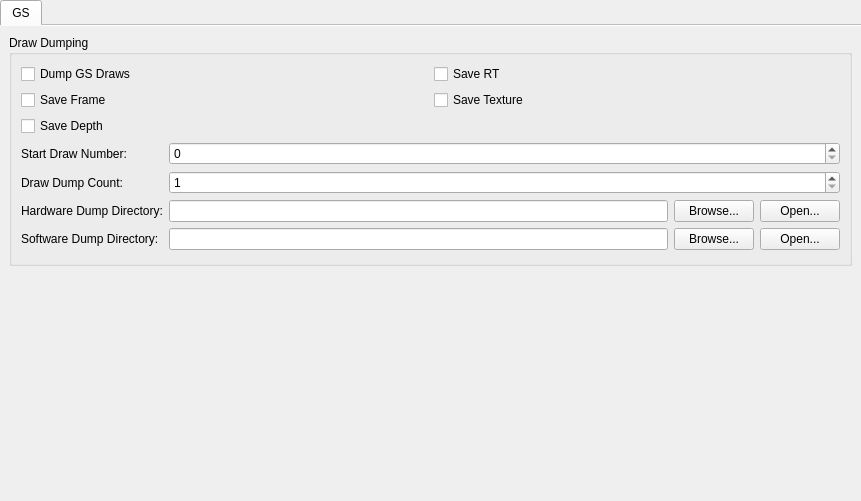
Qt form pcsx2-qt/Settings/DebugSettingsWidget.ui (PCSX2/pcsx2) before a commit.
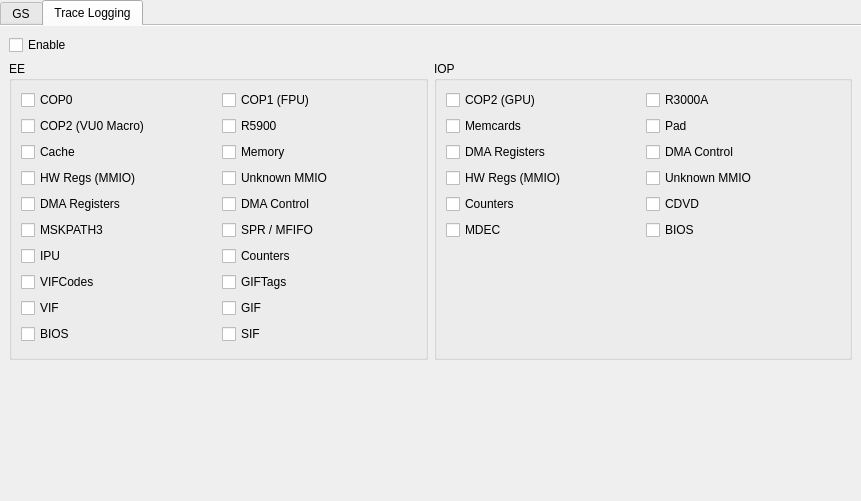
The same form after that commit. The open tabs and pages were chosen to show the change.

Commit message: Misc: wire up and refactor trace logging

Diff of the .ui file:
```diff
--- a/pcsx2-qt/Settings/DebugSettingsWidget.ui
+++ b/pcsx2-qt/Settings/DebugSettingsWidget.ui
@@ -173,6 +173,300 @@
        </item>
       </layout>
      </widget>
+     <widget class="QWidget" name="traceLogTabWidget">
+      <attribute name="title">
+       <string>Trace Logging</string>
+      </attribute>
+      <layout class="QVBoxLayout" name="verticalLayout_5">
+       <item>
+        <widget class="QCheckBox" name="chkEnable">
+         <property name="text">
+          <string>Enable</string>
+         </property>
+        </widget>
+       </item>
+       <item>
+        <layout class="QHBoxLayout" name="traceLogHorizontalLayout">
+         <item>
+          <widget class="QGroupBox" name="grpEELogging">
+           <property name="title">
+            <string>EE</string>
+           </property>
+           <layout class="QVBoxLayout" name="verticalLayout_3">
+            <item>
+             <layout class="QGridLayout" name="grpEELoggingGrid">
+              <item row="4" column="1">
+               <widget class="QCheckBox" name="chkEEDMACTRL">
+                <property name="text">
+                 <string>DMA Control</string>
+                </property>
+               </widget>
+              </item>
+              <item row="6" column="1">
+               <widget class="QCheckBox" name="chkEEMFIFO">
+                <property name="text">
+                 <string>SPR / MFIFO</string>
+                </property>
+               </widget>
+              </item>
+              <item row="9" column="0">
+               <widget class="QCheckBox" name="chkEEVIF">
+                <property name="text">
+                 <string>VIF</string>
+                </property>
+               </widget>
+              </item>
+              <item row="0" column="1">
+               <widget class="QCheckBox" name="chkEECOP1">
+                <property name="text">
+                 <string>COP1 (FPU)</string>
+                </property>
+               </widget>
+              </item>
+              <item row="6" column="0">
+               <widget class="QCheckBox" name="chkEEMSKPATH3">
+                <property name="text">
+                 <string>MSKPATH3</string>
+                </property>
+               </widget>
+              </item>
+              <item row="2" column="0">
+               <widget class="QCheckBox" name="chkEECache">
+                <property name="text">
+                 <string>Cache</string>
+                </property>
+               </widget>
+              </item>
+              <item row="9" column="1">
+               <widget class="QCheckBox" name="chkEEGIF">
+                <property name="text">
+                 <string>GIF</string>
+                </property>
+               </widget>
+              </item>
+              <item row="1" column="1">
+               <widget class="QCheckBox" name="chkEER5900">
+                <property name="text">
+                 <string>R5900</string>
+                </property>
+               </widget>
+              </item>
+              <item row="0" column="0">
+               <widget class="QCheckBox" name="chkEECOP0">
+                <property name="text">
+                 <string>COP0</string>
+                </property>
+               </widget>
+              </item>
+              <item row="3" column="0">
+               <widget class="QCheckBox" name="chkEEMMIO">
+                <property name="text">
+                 <string>HW Regs (MMIO)</string>
+                </property>
+               </widget>
+              </item>
+              <item row="7" column="1">
+               <widget class="QCheckBox" name="chkEECounters">
+                <property name="text">
+                 <string>Counters</string>
+                </property>
+               </widget>
+              </item>
+              <item row="10" column="1">
+               <widget class="QCheckBox" name="chkEESIF">
+                <property name="text">
+                 <string>SIF</string>
+                </property>
+               </widget>
+              </item>
+              <item row="1" column="0">
+               <widget class="QCheckBox" name="chkEECOP2">
+                <property name="text">
+                 <string>COP2 (VU0 Macro)</string>
+                </property>
+               </widget>
+              </item>
+              <item row="8" column="0">
+               <widget class="QCheckBox" name="chkEEVIFCodes">
+                <property name="text">
+                 <string>VIFCodes</string>
+                </property>
+               </widget>
+              </item>
+              <item row="2" column="1">
+               <widget class="QCheckBox" name="chkEEMemory">
+                <property name="text">
+                 <string>Memory</string>
+                </property>
+               </widget>
+              </item>
+              <item row="3" column="1">
+               <widget class="QCheckBox" name="chkEEUNKNWNMMIO">
+                <property name="text">
+                 <string>Unknown MMIO</string>
+                </property>
+               </widget>
+              </item>
+              <item row="7" column="0">
+               <widget class="QCheckBox" name="chkEEIPU">
+                <property name="text">
+                 <string>IPU</string>
+                </property>
+               </widget>
+              </item>
+              <item row="10" column="0">
+               <widget class="QCheckBox" name="chkEEBIOS">
+                <property name="text">
+                 <string>BIOS</string>
+                </property>
+               </widget>
+              </item>
+              <item row="4" column="0">
+               <widget class="QCheckBox" name="chkEEDMARegs">
+                <property name="text">
+                 <string>DMA Registers</string>
+                </property>
+               </widget>
+              </item>
+              <item row="8" column="1">
+               <widget class="QCheckBox" name="chkEEGIFTags">
+                <property name="text">
+                 <string>GIFTags</string>
+                </property>
+               </widget>
+              </item>
+             </layout>
+            </item>
+            <item>
+             <spacer name="eeLoggingSpacer">
+              <property name="orientation">
+               <enum>Qt::Vertical</enum>
+              </property>
+              <property name="sizeHint" stdset="0">
+               <size>
+                <width>20</width>
+                <height>0</height>
+               </size>
+              </property>
+             </spacer>
+            </item>
+           </layout>
+          </widget>
+         </item>
+         <item>
+          <widget class="QGroupBox" name="grpIOPLogging">
+           <property name="title">
+            <string>IOP</string>
+           </property>
+           <layout class="QVBoxLayout" name="verticalLayout_4">
+            <item>
+             <layout class="QGridLayout" name="grpIOPLoggingGrid">
+              <item row="4" column="0">
+               <widget class="QCheckBox" name="chkIOPCounters">
+                <property name="text">
+                 <string>Counters</string>
+                </property>
+               </widget>
+              </item>
+              <item row="3" column="1">
+               <widget class="QCheckBox" name="chkIOPUNKNWNMMIO">
+                <property name="text">
+                 <string>Unknown MMIO</string>
+                </property>
+               </widget>
+              </item>
+              <item row="3" column="0">
+               <widget class="QCheckBox" name="chkIOPMMIO">
+                <property name="text">
+                 <string>HW Regs (MMIO)</string>
+                </property>
+               </widget>
+              </item>
+              <item row="4" column="1">
+               <widget class="QCheckBox" name="chkIOPCDVD">
+                <property name="text">
+                 <string>CDVD</string>
+                </property>
+               </widget>
+              </item>
+              <item row="0" column="1">
+               <widget class="QCheckBox" name="chkIOPR3000A">
+                <property name="text">
+                 <string>R3000A</string>
+                </property>
+               </widget>
+              </item>
+              <item row="1" column="0">
+               <widget class="QCheckBox" name="chkIOPMemcards">
+                <property name="text">
+                 <string>Memcards</string>
+                </property>
+               </widget>
+              </item>
+              <item row="2" column="0">
+               <widget class="QCheckBox" name="chkIOPDMARegs">
+                <property name="text">
+                 <string>DMA Registers</string>
+                </property>
+               </widget>
+              </item>
+              <item row="1" column="1">
+               <widget class="QCheckBox" name="chkIOPPad">
+                <property name="text">
+                 <string>Pad</string>
+                </property>
+               </widget>
+              </item>
+              <item row="5" column="1">
+               <widget class="QCheckBox" name="chkIOPBIOS">
+                <property name="text">
+                 <string>BIOS</string>
+                </property>
+               </widget>
+              </item>
+              <item row="5" column="0">
+               <widget class="QCheckBox" name="chkIOPMDEC">
+                <property name="text">
+                 <string>MDEC</string>
+                </property>
+               </widget>
+              </item>
+              <item row="2" column="1">
+               <widget class="QCheckBox" name="chkIOPDMACTRL">
+                <property name="text">
+                 <string>DMA Control</string>
+                </property>
+               </widget>
+              </item>
+              <item row="0" column="0">
+               <widget class="QCheckBox" name="chkIOPCOP2">
+                <property name="text">
+                 <string>COP2 (GPU)</string>
+                </property>
+               </widget>
+              </item>
+             </layout>
+            </item>
+            <item>
+             <spacer name="iopLoggingSpacer">
+              <property name="orientation">
+               <enum>Qt::Vertical</enum>
+              </property>
+              <property name="sizeHint" stdset="0">
+               <size>
+                <width>20</width>
+                <height>40</height>
+               </size>
+              </property>
+             </spacer>
+            </item>
+           </layout>
+          </widget>
+         </item>
+        </layout>
+       </item>
+      </layout>
+     </widget>
     </widget>
    </item>
    <item>
```
Left out of the diff: 2 changed lines with no effect on the pictures. The commit also changes 21 other files.
